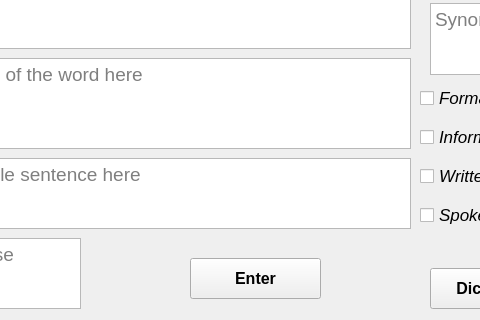
Qt form second.ui (brainbrain02/Personal-Dictionary) before a commit; both pictures show x 210 to 690 and y 172 to 492 of the 783 by 492 pixel window.
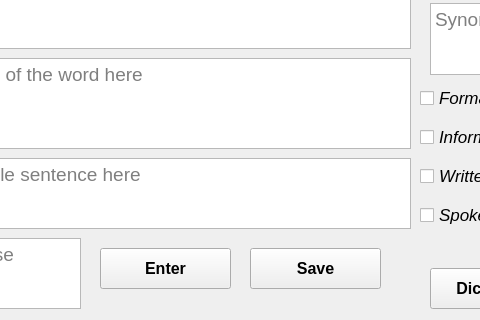
The same form after that commit.

Commit message: Added search bar in page 3 for searching word. Allow to check all word that added after a day in page 3. Add a save all button to save all newly added word to .json file. Fixed "data inconsistent after changing word state in page 3 then move to page 1". Fixed "app crashed if word.mp3 can't be created".

Diff of the .ui file:
```diff
--- a/second.ui
+++ b/second.ui
@@ -55,8 +55,8 @@
   <widget class="QPushButton" name="enter_btn">
    <property name="geometry">
     <rect>
-     <x>400</x>
-     <y>430</y>
+     <x>310</x>
+     <y>420</y>
      <width>131</width>
      <height>41</height>
     </rect>
@@ -195,7 +195,7 @@
     </item>
    </layout>
   </widget>
-  <widget class="QWidget" name="">
+  <widget class="QWidget" name="layoutWidget">
    <property name="geometry">
     <rect>
      <x>630</x>
@@ -261,6 +261,26 @@
     </item>
    </layout>
   </widget>
+  <widget class="QPushButton" name="save_btn">
+   <property name="geometry">
+    <rect>
+     <x>460</x>
+     <y>420</y>
+     <width>131</width>
+     <height>41</height>
+    </rect>
+   </property>
+   <property name="font">
+    <font>
+     <pointsize>12</pointsize>
+     <weight>75</weight>
+     <bold>true</bold>
+    </font>
+   </property>
+   <property name="text">
+    <string>Save</string>
+   </property>
+  </widget>
  </widget>
  <resources/>
  <connections/>
```
The commit also changes 6 other files.
